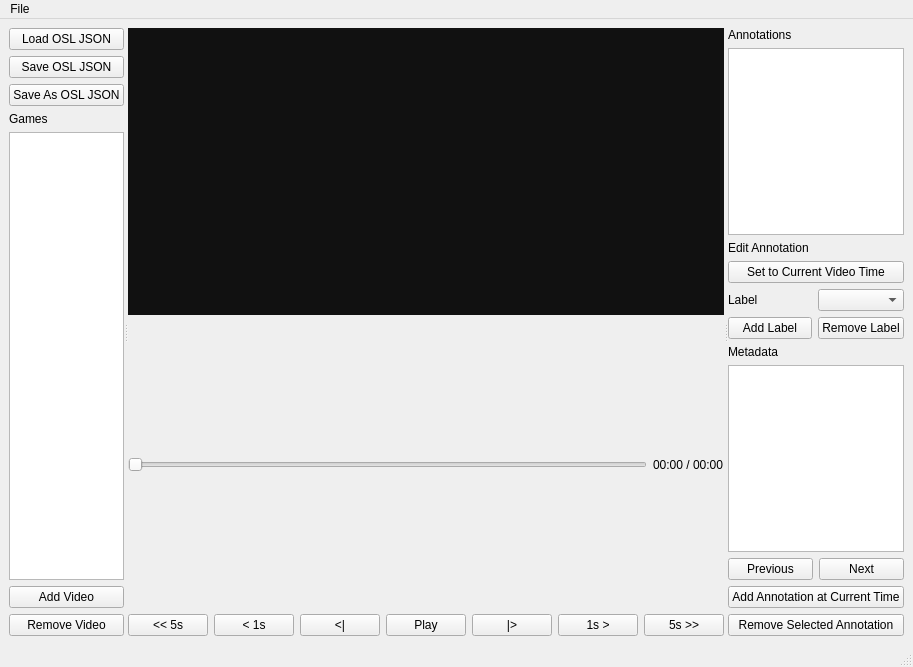
Old version of the form osl_visualizer/ui/mainwindow.ui in the repository OpenSportsLab/DatasetAnnotationTool.
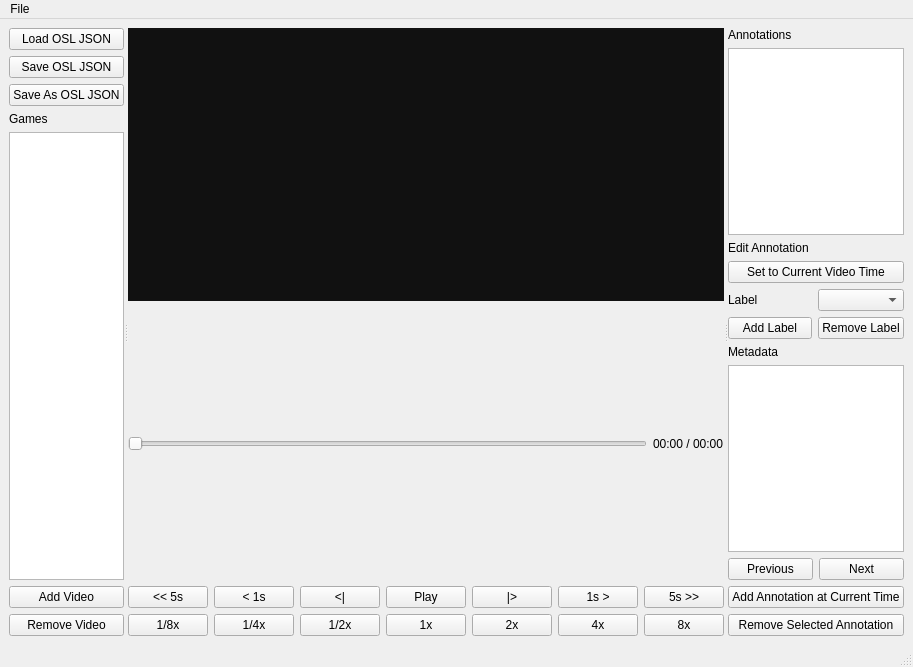
New version of the form.

Commit message: added control for video speed

Diff of the .ui file:
```diff
--- a/osl_visualizer/ui/mainwindow.ui
+++ b/osl_visualizer/ui/mainwindow.ui
@@ -112,53 +112,102 @@
          </layout>
         </item>
         <item>
-         <layout class="QHBoxLayout" name="videoControlsLayout">
-          <item>
-           <widget class="QPushButton" name="back5sButton">
+         <layout class="QGridLayout" name="gridLayout_3">
+          <item row="0" column="6">
+           <widget class="QPushButton" name="forward5sButton">
             <property name="text">
-             <string>&lt;&lt; 5s</string>
+             <string>5s &gt;&gt;</string>
             </property>
            </widget>
           </item>
-          <item>
-           <widget class="QPushButton" name="back1sButton">
-            <property name="text">
-             <string>&lt; 1s</string>
-            </property>
-           </widget>
-          </item>
-          <item>
+          <item row="0" column="2">
            <widget class="QPushButton" name="backFrameButton">
             <property name="text">
              <string>&lt;|</string>
             </property>
            </widget>
           </item>
-          <item>
+          <item row="0" column="3">
            <widget class="QPushButton" name="playButton">
             <property name="text">
              <string>Play</string>
             </property>
            </widget>
           </item>
-          <item>
-           <widget class="QPushButton" name="forwardFrameButton">
+          <item row="0" column="0">
+           <widget class="QPushButton" name="back5sButton">
             <property name="text">
-             <string>|&gt;</string>
+             <string>&lt;&lt; 5s</string>
             </property>
            </widget>
           </item>
-          <item>
+          <item row="0" column="1">
+           <widget class="QPushButton" name="back1sButton">
+            <property name="text">
+             <string>&lt; 1s</string>
+            </property>
+           </widget>
+          </item>
+          <item row="0" column="5">
            <widget class="QPushButton" name="forward1sButton">
             <property name="text">
              <string>1s &gt;</string>
             </property>
            </widget>
           </item>
-          <item>
-           <widget class="QPushButton" name="forward5sButton">
+          <item row="0" column="4">
+           <widget class="QPushButton" name="forwardFrameButton">
             <property name="text">
-             <string>5s &gt;&gt;</string>
+             <string>|&gt;</string>
+            </property>
+           </widget>
+          </item>
+          <item row="1" column="0">
+           <widget class="QPushButton" name="speedSlow8Button">
+            <property name="text">
+             <string>1/8x</string>
+            </property>
+           </widget>
+          </item>
+          <item row="1" column="1">
+           <widget class="QPushButton" name="speedSlow4Button">
+            <property name="text">
+             <string>1/4x</string>
+            </property>
+           </widget>
+          </item>
+          <item row="1" column="2">
+           <widget class="QPushButton" name="speedSlow2Button">
+            <property name="text">
+             <string>1/2x</string>
+            </property>
+           </widget>
+          </item>
+          <item row="1" column="3">
+           <widget class="QPushButton" name="speedNormalButton">
+            <property name="text">
+             <string>1x</string>
+            </property>
+           </widget>
+          </item>
+          <item row="1" column="4">
+           <widget class="QPushButton" name="speedFast2Button">
+            <property name="text">
+             <string>2x</string>
+            </property>
+           </widget>
+          </item>
+          <item row="1" column="5">
+           <widget class="QPushButton" name="speedFast4Button">
+            <property name="text">
+             <string>4x</string>
+            </property>
+           </widget>
+          </item>
+          <item row="1" column="6">
+           <widget class="QPushButton" name="speedFast8Button">
+            <property name="text">
+             <string>8x</string>
             </property>
            </widget>
           </item>
```
The commit also changes 1 other file.
